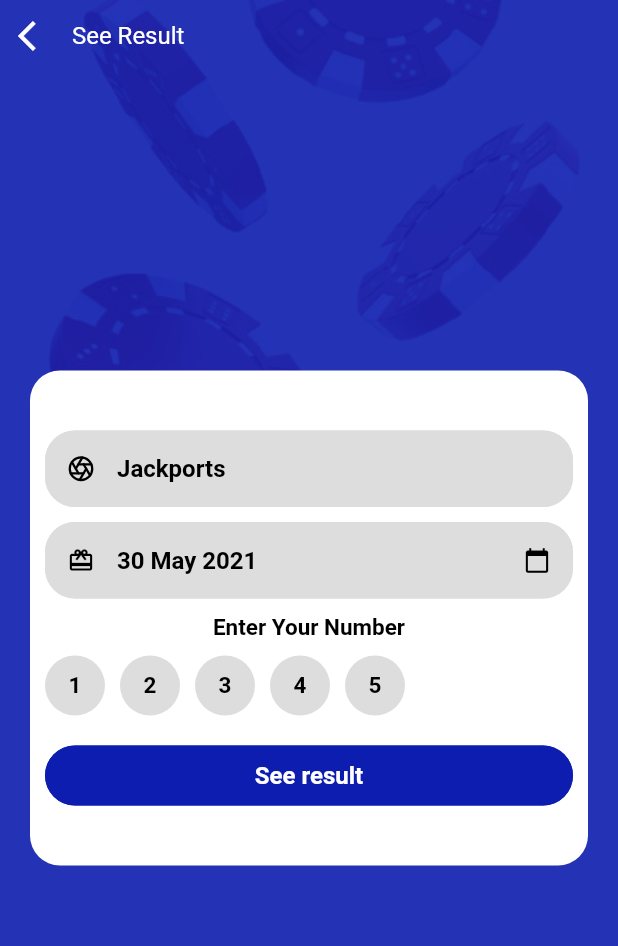
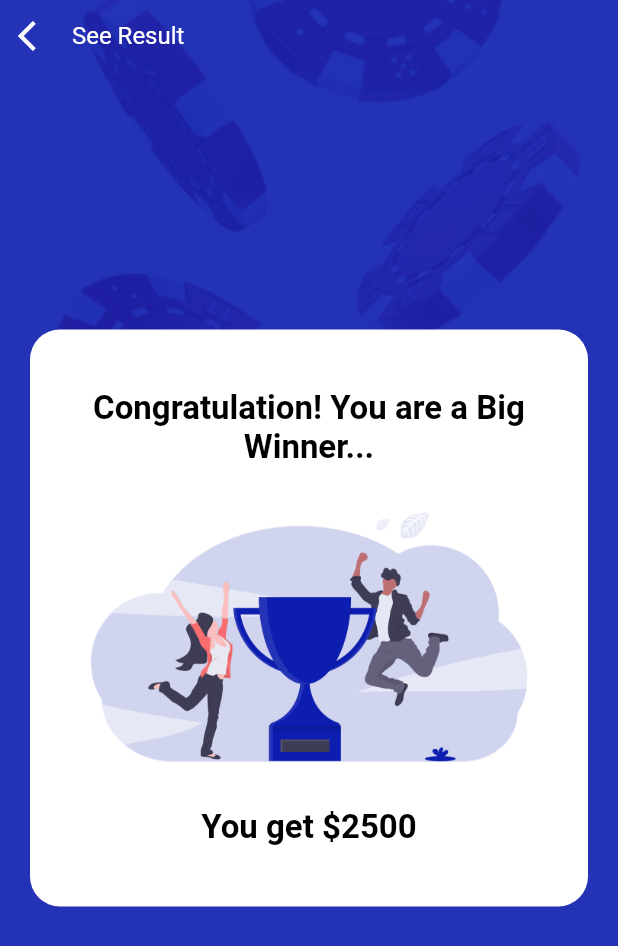
Before and after one commit to tmsoft96/lotteryTicket_mobile, a Flutter app: the ResultPage screen opened directly, after a tap on "See result", on a phone screen of 412 x 824 dp. Shown: the top 946 px of the screen. Run offline on Flutter 3.47's test engine with Material 2 defaults, Android fonts, the phone set to English and light mode, and no system bars; our stand-ins replace cached_network_image, flutter_feather_icons, fluttertoast, shared_preferences; accounts and stored records are empty; network calls fail.

Commit message:
done with design

```diff
--- a/lib/pages/result/resultPage.dart
+++ b/lib/pages/result/resultPage.dart
@@ -3,6 +3,7 @@ import 'package:lottery_ticket/components/diceBackground.dart';
 import 'package:lottery_ticket/config/navigation.dart';
 
 import 'widget/resultWidget.dart';
+import 'widget/winResultWidget.dart';
 
 class ResultPage extends StatefulWidget {
   @override
@@ -10,6 +11,8 @@ class ResultPage extends StatefulWidget {
 }
 
 class _ResultPageState extends State<ResultPage> {
+  bool _isShowResult = false;
+
   @override
   Widget build(BuildContext context) {
     return Scaffold(
@@ -17,11 +20,22 @@ class _ResultPageState extends State<ResultPage> {
         children: [
           diceBackground(context),
           SafeArea(
-            child: resultWidget(
-              onback: () => navigation(context: context, pageName: "back"),
-              context: context,
-              onSeeReult: () {},
-            ),
+            child: _isShowResult
+                ? winResultWidget(
+                    context: context,
+                    onback: () =>
+                        navigation(context: context, pageName: "back"),
+                  )
+                : resultWidget(
+                    onback: () =>
+                        navigation(context: context, pageName: "back"),
+                    context: context,
+                    onSeeReult: () {
+                      setState(() {
+                        _isShowResult = true;
+                      });
+                    },
+                  ),
           )
         ],
       ),
--- a/lib/pages/result/widget/winResultWidget.dart
+++ b/lib/pages/result/widget/winResultWidget.dart
@@ -1,11 +1,9 @@
 import 'package:flutter/material.dart';
-import 'package:flutter_feather_icons/flutter_feather_icons.dart';
-import 'package:lottery_ticket/components/button.dart';
-import 'package:lottery_ticket/components/textField.dart';
 import 'package:lottery_ticket/spec/colors.dart';
+import 'package:lottery_ticket/spec/images.dart';
 import 'package:lottery_ticket/spec/styles.dart';
 
-Widget resultWidget({
+Widget winResultWidget({
   @required void Function()? onback,
   @required BuildContext? context,
 }) {
@@ -41,10 +39,13 @@ Widget resultWidget({
                 children: [
                   Text(
                     "Congratulation! You are a Big Winner...",
-                    style: h2Black,
+                    style: h3BlackBold,
+                    textAlign: TextAlign.center,
                   ),
                   SizedBox(height: 10),
-
+                  Image.asset(WINNER),
+                  SizedBox(height: 10),
+                  Text("You get \$2500", style: h3BlackBold),
                 ],
               ),
             ),
--- a/lib/spec/images.dart
+++ b/lib/spec/images.dart
@@ -3,3 +3,4 @@ const DEFAULTPROFILEPICOFFLINE = "assets/images/defaultProfilePic.png";
 const IMAGELOADINGERROROFFLINE = "assets/images/imageLoadingError.png";
 const EMPTYBIG = "assets/images/waiting.png";
 const DICE = "assets/images/dice.png";
+const WINNER = "assets/images/winner.png";
--- a/pubspec.yaml
+++ b/pubspec.yaml
@@ -55,6 +55,7 @@ flutter:
     - assets/images/imageLoadingError.png
     - assets/images/waiting.png
     - assets/images/dice.png
+    - assets/images/winner.png
 
   # An image asset can refer to one or more resolution-specific "variants", see
   # https://flutter.dev/assets-and-images/#resolution-aware.
```
